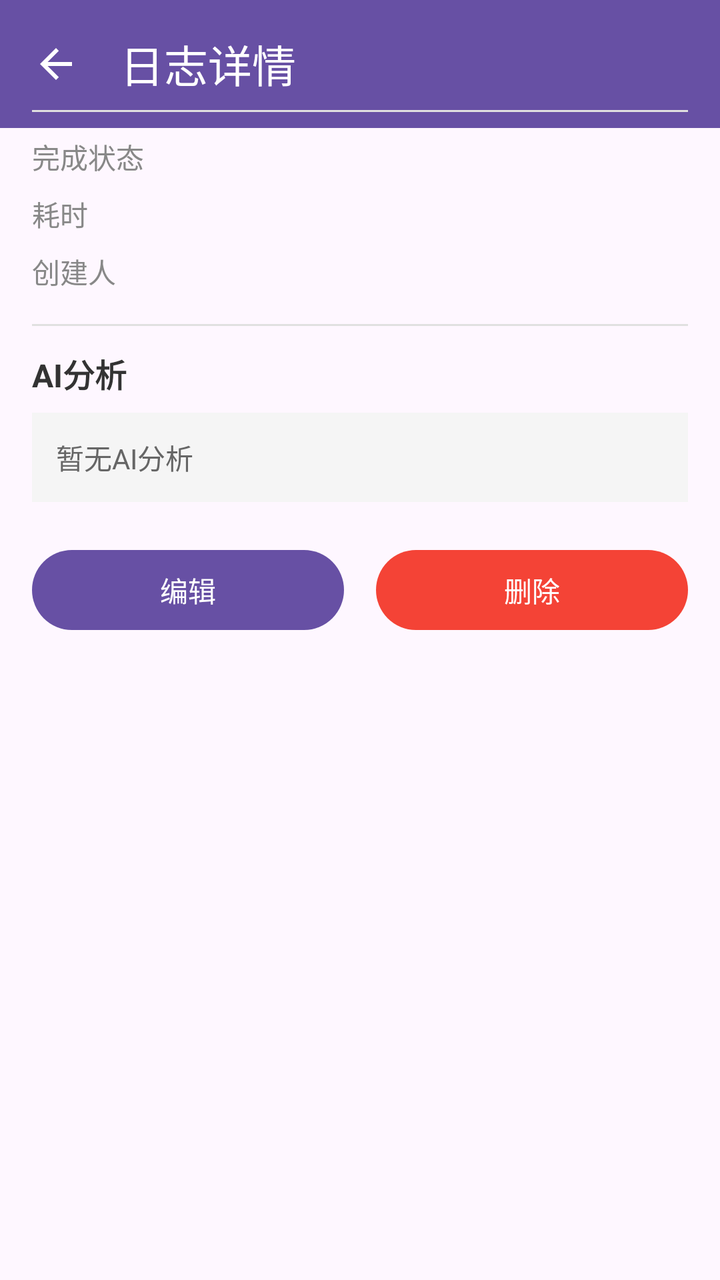
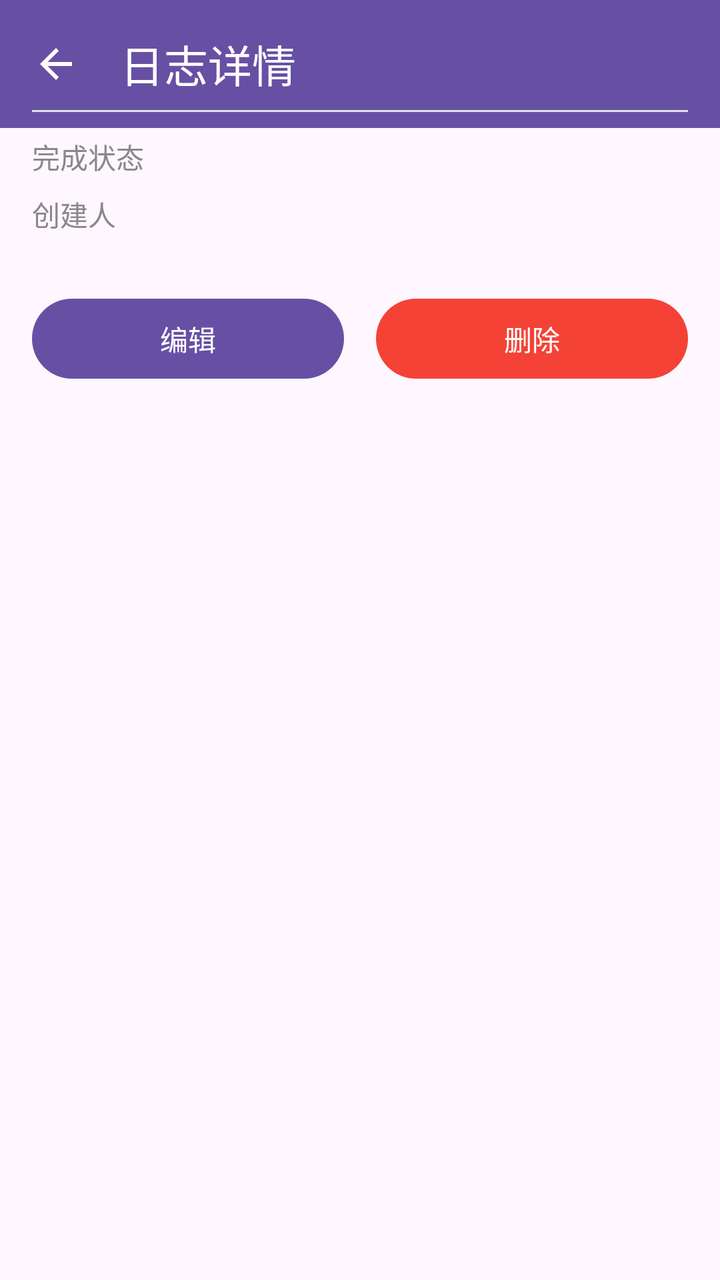

The first picture is an Android layout as it rendered before a commit; the second is the same layout after the commit. The layout source and the unified diff follow.
<!-- AndroidManifest.xml: application theme Theme.Project_Pandora -->
<!-- res/layout/activity_log_detail.xml -->
<?xml version="1.0" encoding="utf-8"?>
<layout xmlns:android="http://schemas.android.com/apk/res/android"
    xmlns:app="http://schemas.android.com/apk/res-auto">

    <data>

    </data>

    <androidx.coordinatorlayout.widget.CoordinatorLayout
        android:layout_width="match_parent"
        android:layout_height="match_parent">

        <com.google.android.material.appbar.MaterialToolbar
            android:id="@+id/toolbar"
            android:layout_width="match_parent"
            android:layout_height="wrap_content"
            android:background="?attr/colorPrimary"
            app:title="日志详情"
            app:titleTextColor="@android:color/white"
            app:navigationIcon="@drawable/ic_back" />

        <ScrollView
            android:layout_width="match_parent"
            android:layout_height="match_parent"
            android:fillViewport="true"
            app:layout_behavior="@string/appbar_scrolling_view_behavior">

            <LinearLayout
                android:layout_width="match_parent"
                android:layout_height="wrap_content"
                android:orientation="vertical"
                android:padding="16dp">

                <ProgressBar
                    android:id="@+id/progressBar"
                    android:layout_width="wrap_content"
                    android:layout_height="wrap_content"
                    android:layout_gravity="center"
                    android:visibility="gone" />

                <TextView
                    android:id="@+id/textWorkItem"
                    android:layout_width="match_parent"
                    android:layout_height="wrap_content"
                    android:textSize="20sp"
                    android:textStyle="bold"
                    android:textColor="#333333"
                    android:layout_marginBottom="12dp" />

                <View
                    android:layout_width="match_parent"
                    android:layout_height="1dp"
                    android:background="#E0E0E0"
                    android:layout_marginBottom="12dp" />

                <LinearLayout
                    android:layout_width="match_parent"
                    android:layout_height="wrap_content"
                    android:orientation="horizontal"
                    android:layout_marginBottom="8dp">

                    <TextView
                        android:layout_width="100dp"
                        android:layout_height="wrap_content"

                        android:text="完成状态"
                        android:textSize="14sp"
                        android:textColor="#888888" />

                    <TextView
                        android:id="@+id/textStatus"
                        android:layout_width="0dp"
                        android:layout_height="wrap_content"
                        android:layout_weight="1"
                        android:textSize="14sp"
                        android:textColor="#333333" />
                </LinearLayout>

                <LinearLayout
                    android:layout_width="match_parent"
                    android:layout_height="wrap_content"
                    android:orientation="horizontal"
                    android:layout_marginBottom="8dp">

                    <TextView
                        android:layout_width="100dp"
                        android:layout_height="wrap_content"
                        android:text="耗时"
                        android:textSize="14sp"
                        android:textColor="#888888" />

                    <TextView
                        android:id="@+id/textTimeCost"
                        android:layout_width="0dp"
                        android:layout_height="wrap_content"
                        android:layout_weight="1"
                        android:textSize="14sp"
                        android:textColor="#333333" />
                </LinearLayout>

                <LinearLayout
                    android:layout_width="match_parent"
                    android:layout_height="wrap_content"
                    android:orientation="horizontal"
                    android:layout_marginBottom="8dp">

                    <TextView
                        android:layout_width="100dp"
                        android:layout_height="wrap_content"
                        android:text="创建人"
                        android:textSize="14sp"
                        android:textColor="#888888" />

                    <TextView
                        android:id="@+id/textUsername"
                        android:layout_width="0dp"
                        android:layout_height="wrap_content"
                        android:layout_weight="1"
                        android:textSize="14sp"
                        android:textColor="#333333" />
                </LinearLayout>


                <View
                    android:layout_width="match_parent"
                    android:layout_height="1dp"
                    android:background="#E0E0E0"
                    android:layout_marginTop="8dp"
                    android:layout_marginBottom="12dp" />

                <TextView
                    android:layout_width="match_parent"
                    android:layout_height="wrap_content"
                    android:text="AI分析"
                    android:textSize="16sp"
                    android:textStyle="bold"
                    android:textColor="#333333"
                    android:layout_marginBottom="8dp" />

                <TextView
                    android:id="@+id/textAiAnalysis"
                    android:layout_width="match_parent"
                    android:layout_height="wrap_content"
                    android:textSize="14sp"
                    android:textColor="#666666"
                    android:lineSpacingExtra="4dp"
                    android:background="#F5F5F5"
                    android:padding="12dp"
                    android:text="暂无AI分析" />

                <LinearLayout
                    android:layout_width="match_parent"
                    android:layout_height="wrap_content"
                    android:orientation="horizontal"
                    android:layout_marginTop="20dp"
                    android:gravity="center">

                    <com.google.android.material.button.MaterialButton
                        android:id="@+id/btnEdit"
                        android:layout_width="0dp"
                        android:layout_height="wrap_content"
                        android:layout_weight="1"
                        android:layout_marginEnd="8dp"
                        android:text="编辑" />

                    <com.google.android.material.button.MaterialButton
                        android:id="@+id/btnDelete"
                        android:layout_width="0dp"
                        android:layout_height="wrap_content"
                        android:layout_weight="1"
                        android:layout_marginStart="8dp"
                        android:text="删除"
                        app:backgroundTint="#F44336" />

                </LinearLayout>

            </LinearLayout>
        </ScrollView>
    </androidx.coordinatorlayout.widget.CoordinatorLayout>
</layout>
<!-- resources referenced by this layout -->
<resources>
  <!-- drawable ic_back (drawable) -->
  <vector xmlns:android="http://schemas.android.com/apk/res/android"
      android:width="24dp"
      android:height="24dp"
      android:viewportWidth="24"
      android:viewportHeight="24"
      android:tint="?attr/colorOnPrimary">
      <path
          android:fillColor="@android:color/white"
          android:pathData="M20,11H7.83l5.59,-5.59L12,4l-8,8 8,8 1.41,-1.41L7.83,13H20v-2z" />
  </vector>
  <style name="Theme.Project_Pandora" parent="Base.Theme.Project_Pandora" />
  <style name="Base.Theme.Project_Pandora" parent="Theme.Material3.DayNight.NoActionBar">
          
          
      </style>
</resources>

<!-- the commit's change to res/layout/activity_log_detail.xml (unified diff, before → after) -->
@@ -8,7 +8,8 @@
 
     <androidx.coordinatorlayout.widget.CoordinatorLayout
         android:layout_width="match_parent"
-        android:layout_height="match_parent">
+        android:layout_height="match_parent"
+        android:fitsSystemWindows="true">
 
         <com.google.android.material.appbar.MaterialToolbar
             android:id="@+id/toolbar"
@@ -85,28 +86,7 @@
                     <TextView
                         android:layout_width="100dp"
                         android:layout_height="wrap_content"
-                        android:text="耗时"
-                        android:textSize="14sp"
-                        android:textColor="#888888" />
 
-                    <TextView
-                        android:id="@+id/textTimeCost"
-                        android:layout_width="0dp"
-                        android:layout_height="wrap_content"
-                        android:layout_weight="1"
-                        android:textSize="14sp"
-                        android:textColor="#333333" />
-                </LinearLayout>
-
-                <LinearLayout
-                    android:layout_width="match_parent"
-                    android:layout_height="wrap_content"
-                    android:orientation="horizontal"
-                    android:layout_marginBottom="8dp">
-
-                    <TextView
-                        android:layout_width="100dp"
-                        android:layout_height="wrap_content"
                         android:text="创建人"
                         android:textSize="14sp"
                         android:textColor="#888888" />
@@ -121,32 +101,6 @@
                 </LinearLayout>
 
 
-                <View
-                    android:layout_width="match_parent"
-                    android:layout_height="1dp"
-                    android:background="#E0E0E0"
-                    android:layout_marginTop="8dp"
-                    android:layout_marginBottom="12dp" />
-
-                <TextView
-                    android:layout_width="match_parent"
-                    android:layout_height="wrap_content"
-                    android:text="AI分析"
-                    android:textSize="16sp"
-                    android:textStyle="bold"
-                    android:textColor="#333333"
-                    android:layout_marginBottom="8dp" />
-
-                <TextView
-                    android:id="@+id/textAiAnalysis"
-                    android:layout_width="match_parent"
-                    android:layout_height="wrap_content"
-                    android:textSize="14sp"
-                    android:textColor="#666666"
-                    android:lineSpacingExtra="4dp"
-                    android:background="#F5F5F5"
-                    android:padding="12dp"
-                    android:text="暂无AI分析" />
 
                 <LinearLayout
                     android:layout_width="match_parent"
